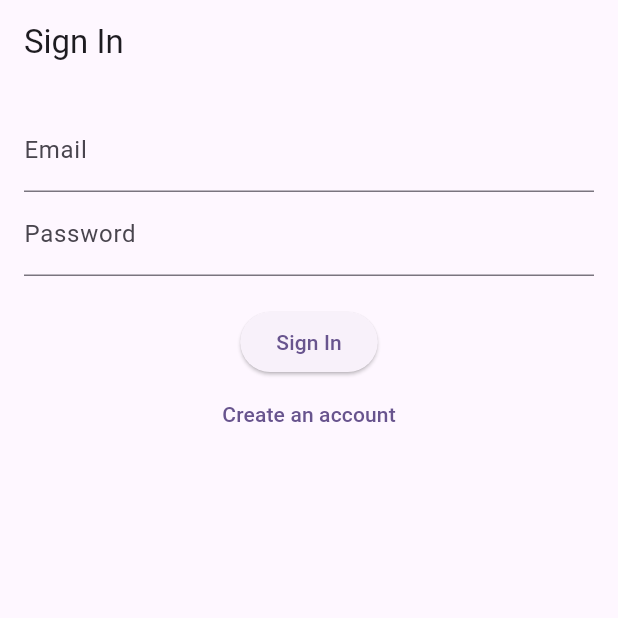
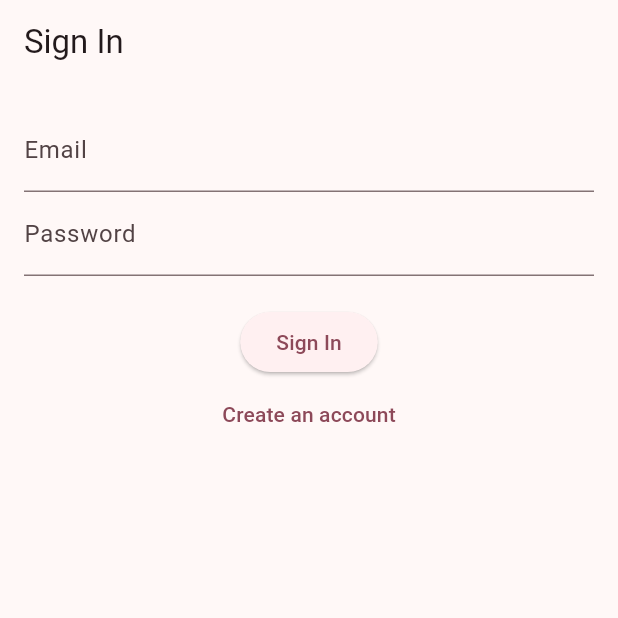
Before and after one commit to nytsdayo/cat_ranking, a Flutter app: the screen it shows after launch, on a phone screen of 412 x 824 dp, the top half of it. Run offline on Flutter 3.47's test engine with Material 3 defaults, Android fonts, the phone set to English and light mode, and no system bars; our stand-ins replace firebase_auth, firebase_core; accounts and stored records are empty.

Commit message:
ボタンの色を修正

```diff
--- a/flutter/nekosort/lib/main.dart
+++ b/flutter/nekosort/lib/main.dart
@@ -80,7 +80,7 @@ class MyApp extends StatelessWidget {
     return MaterialApp(
       title: 'Nekomash',
       theme: ThemeData(
-        colorScheme: ColorScheme.fromSeed(seedColor: Colors.deepPurple),
+        colorScheme: ColorScheme.fromSeed(seedColor: Color.fromARGB(255, 201, 194, 194)),
         useMaterial3: true,
       ),
       home: StreamBuilder<User?>(
```
